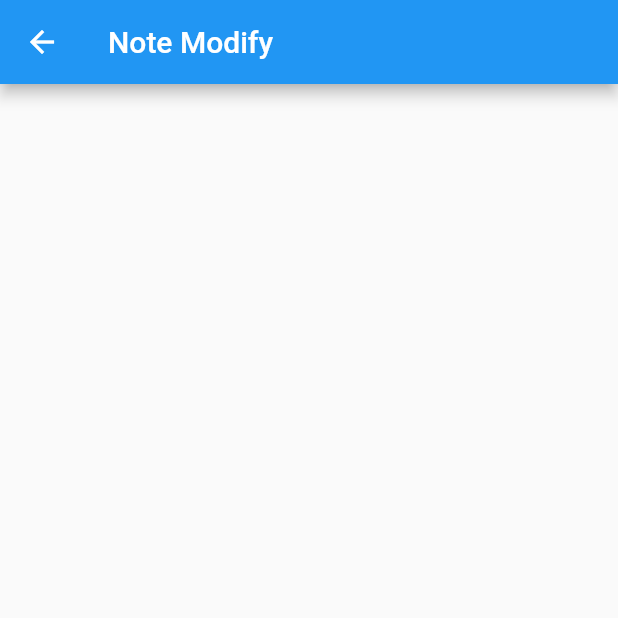
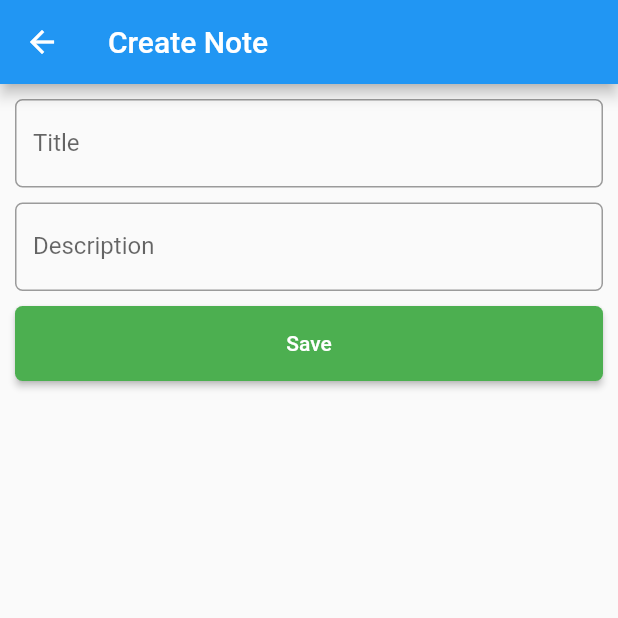
Before and after one commit to pavelsust/flutter_rest_api_example, a Flutter app: the screen it shows after launch, after a tap on the "add" icon, on a phone screen of 412 x 824 dp, the top half of it. Run offline on Flutter 3.47's test engine with Material 2 defaults, Android fonts, the phone set to English and light mode, and no system bars.

Commit message:
note added

```diff
--- a/lib/layout/NoteList.dart
+++ b/lib/layout/NoteList.dart
@@ -7,11 +7,11 @@ import 'package:flutter_rest_api_example/models/NoteForListing.dart';
 class NoteList extends StatelessWidget {
   final note = [
     new NoteForListing('1', 'Hello 1', DateTime.now(), DateTime.now()),
-    new NoteForListing('1', 'Hello 1', DateTime.now(), DateTime.now()),
-    new NoteForListing('1', 'Hello 1', DateTime.now(), DateTime.now()),
-    new NoteForListing('1', 'Hello 1', DateTime.now(), DateTime.now()),
-    new NoteForListing('1', 'Hello 1', DateTime.now(), DateTime.now()),
-    new NoteForListing('1', 'Hello 1', DateTime.now(), DateTime.now()),
+    new NoteForListing('2', 'Hello 1', DateTime.now(), DateTime.now()),
+    new NoteForListing('3', 'Hello 1', DateTime.now(), DateTime.now()),
+    new NoteForListing('4', 'Hello 1', DateTime.now(), DateTime.now()),
+    new NoteForListing('5', 'Hello 1', DateTime.now(), DateTime.now()),
+    new NoteForListing('6', 'Hello 1', DateTime.now(), DateTime.now()),
   ];
 
   @override
@@ -22,8 +22,7 @@ class NoteList extends StatelessWidget {
         ),
         floatingActionButton: FloatingActionButton(
           onPressed: () {
-            Navigator.push(
-                context, MaterialPageRoute(builder: (context) => NoteModify()));
+            openNoteModify(context , NoteForListing());
           },
           child: Icon(Icons.add),
         ),
@@ -34,6 +33,9 @@ class NoteList extends StatelessWidget {
                   note[position].noteTitle,
                   style: TextStyle(color: Theme.of(context).primaryColor),
                 ),
+                onTap: () {
+                  openNoteModify(context, note[position]);
+                },
                 subtitle:
                     Text('${formateDateTime(note[position].lastEditDateTime)}'),
               );
@@ -48,4 +50,9 @@ class NoteList extends StatelessWidget {
   String formateDateTime(var dateTime) {
     return '${dateTime.day}/${dateTime.month}/${dateTime.year}';
   }
+
+  void openNoteModify(BuildContext context, var note) {
+    Navigator.push(context,
+        MaterialPageRoute(builder: (context) => NoteModify(note)));
+  }
 }
--- a/lib/layout/NoteModify.dart
+++ b/lib/layout/NoteModify.dart
@@ -1,17 +1,89 @@
 import 'package:flutter/material.dart';
+import 'package:flutter_rest_api_example/models/NoteForListing.dart';
 
 class NoteModify extends StatelessWidget {
+  var titleController = TextEditingController();
+  var noteContentController = TextEditingController();
+
+  var noteForListing;
+
+  NoteModify([this.noteForListing]);
+
+  bool get isEditing => noteForListing.noteId != null;
 
   @override
   Widget build(BuildContext context) {
+    if (noteForListing.noteId == null) {
+      debugPrint('null');
+    }
+
+    debugPrint('${noteForListing.noteId}');
+
     return Scaffold(
       appBar: AppBar(
         title: Text(
-          'Note Modify'
+          isEditing ? 'Edit Note' : 'Create Note',
         ),
       ),
       body: Container(
-
+        child: Padding(
+          padding: const EdgeInsets.all(10.0),
+          child: Column(
+            children: <Widget>[
+              TextFormField(
+                keyboardType: TextInputType.text,
+                controller: titleController,
+                decoration: InputDecoration(
+                  labelText: 'Title',
+                  labelStyle: TextStyle(fontSize: 16),
+                  hintText: 'title',
+                  errorStyle: TextStyle(color: Colors.red, fontSize: 13),
+                  border: OutlineInputBorder(
+                      borderRadius: BorderRadius.circular(5)),
+                ),
+              ),
+              Padding(
+                padding: const EdgeInsets.only(top: 10),
+                child: TextFormField(
+                  keyboardType: TextInputType.text,
+                  controller: titleController,
+                  decoration: InputDecoration(
+                    labelText: 'Description',
+                    labelStyle: TextStyle(fontSize: 16),
+                    hintText: 'description',
+                    errorStyle: TextStyle(color: Colors.red, fontSize: 13),
+                    border: OutlineInputBorder(
+                        borderRadius: BorderRadius.circular(5)),
+                  ),
+                ),
+              ),
+              SizedBox(
+                height: 10,
+              ),
+              Container(
+                width: double.infinity,
+                height: 50,
+                child: RaisedButton(
+                  onPressed: () {
+                    if (isEditing) {
+                      // update note api
+                    } else {
+                      // create api call
+                    }
+                    Navigator.of(context).pop(true);
+                  },
+                  shape: RoundedRectangleBorder(
+                      borderRadius: BorderRadius.circular(5)),
+                  color: Colors.green,
+                  child: Text(
+                    'Save',
+                    style: TextStyle(color: Colors.white),
+                  ),
+                ),
+              ),
+            ],
+          ),
+        ),
       ),
     );
   }
--- a/lib/models/NoteForListing.dart
+++ b/lib/models/NoteForListing.dart
@@ -6,7 +6,7 @@ class NoteForListing{
   var createdDateTime;
   var lastEditDateTime;
 
-  NoteForListing(this.noteId, this.noteTitle, this.createdDateTime, this.lastEditDateTime);
+  NoteForListing([this.noteId, this.noteTitle, this.createdDateTime, this.lastEditDateTime]);
 
   NoteForListing.Empty();
 
```
